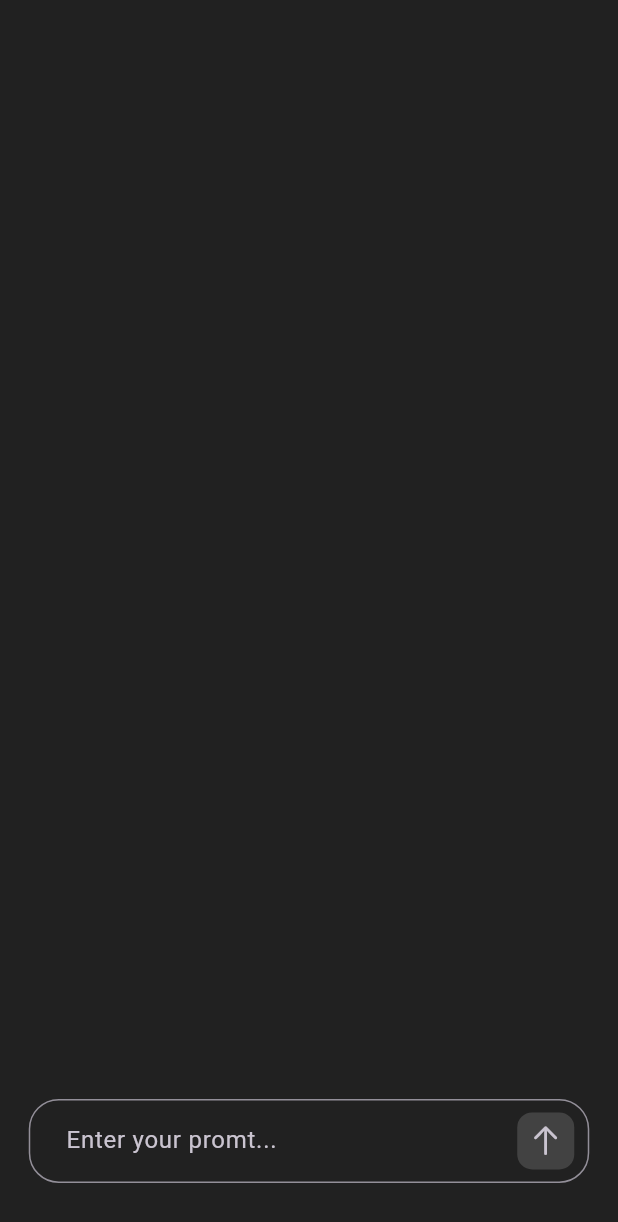
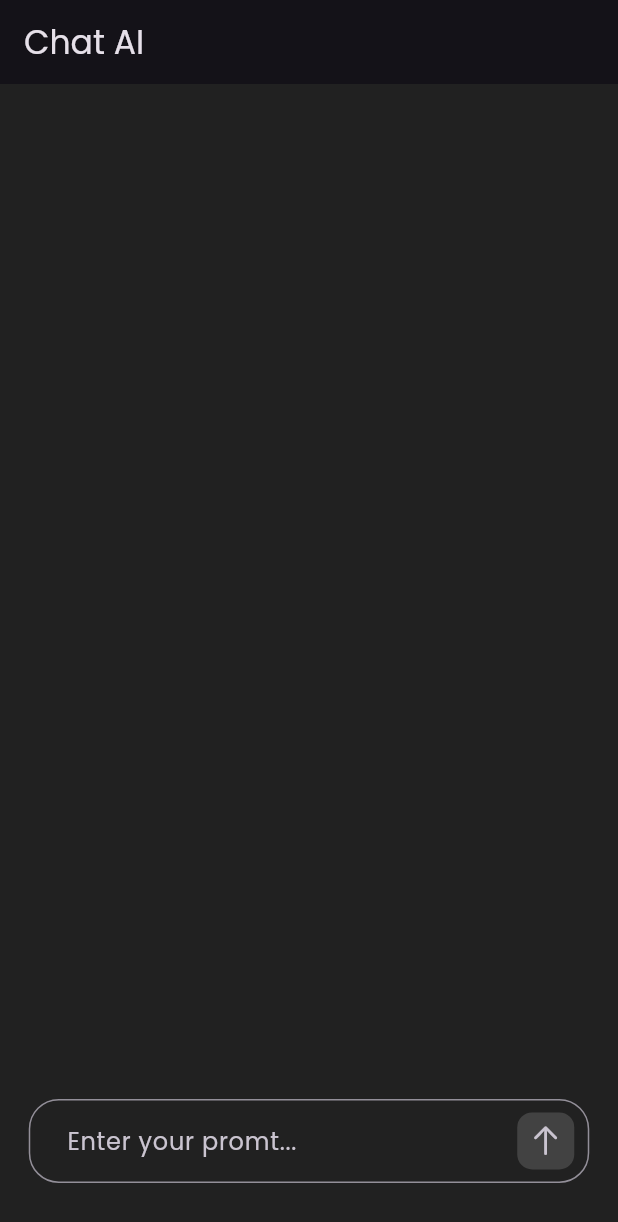
Before and after one commit to diwashrai469/chat_ai, a Flutter app: the screen it shows after launch, on a phone screen of 412 x 824 dp. Shown: the top 1222 px of the screen. Run offline on Flutter 3.47's test engine with Material 3 defaults, Android fonts, the phone set to English and light mode, and no system bars; our stand-ins replace bloc, dartz, dio, flutter_bloc, flutter_screenutil, lottie and 1 more.

Commit message:
chat ai sucess

```diff
--- /dev/null
+++ b/lib/common/utils/constant.dart
@@ -0,0 +1,4 @@
+import 'package:flutter/material.dart';
+
+const api_key = "AIzaSyBEpdwqkQY0yapB1jmeOJJgkfLmfPO1luE";
+final GlobalKey<NavigatorState> navigatorKey = GlobalKey<NavigatorState>();
--- a/lib/common/widgets/k_textfield.dart
+++ b/lib/common/widgets/k_textfield.dart
@@ -1,19 +1,43 @@
+// ignore_for_file: public_member_api_docs, sort_constructors_first
+import 'package:chat_ai/features/presentation/bloc/home_bloc.dart';
 import 'package:flutter/cupertino.dart';
 import 'package:flutter/material.dart';
+import 'package:flutter_screenutil/flutter_screenutil.dart';
+import 'package:lottie/lottie.dart';
 
 class Ktextfield extends StatelessWidget {
-  const Ktextfield({super.key});
+  final HomeBloc homeBloc;
+
+  final TextEditingController? controller;
+  final void Function()? onTap;
+
+  const Ktextfield({
+    super.key,
+    this.controller,
+    this.onTap,
+    required this.homeBloc,
+  });
 
   @override
   Widget build(BuildContext context) {
     return TextField(
+      controller: controller,
       decoration: InputDecoration(
-        suffixIcon: Container(
-            margin: const EdgeInsets.only(right: 10, top: 5, bottom: 5),
-            decoration: BoxDecoration(
-                color: Colors.grey.shade800,
-                borderRadius: BorderRadius.circular(10)),
-            child: const Icon(CupertinoIcons.up_arrow)),
+        suffixIcon: GestureDetector(
+          onTap: onTap,
+          child: homeBloc.isTextGenerating
+              ? LottieBuilder.asset(
+                  "assets/loading.json",
+                  height: 50.h,
+                )
+              : Container(
+                  margin: const EdgeInsets.only(right: 10, top: 5, bottom: 5),
+                  decoration: BoxDecoration(
+                      color: Colors.grey.shade800,
+                      borderRadius: BorderRadius.circular(10)),
+                  child: const Icon(CupertinoIcons.up_arrow),
+                ),
+        ),
         hintText: "  Enter your promt...",
         border: OutlineInputBorder(
             borderRadius: BorderRadius.circular(20),
--- /dev/null
+++ b/lib/core/network_services.dart
@@ -0,0 +1,69 @@
+import 'package:dio/dio.dart';
+
+enum NetworkFailureType { message, network }
+
+class NetworkFailure extends DioException {
+  int code = 0;
+
+  @override
+  String? message = "";
+  NetworkFailureType networkFailureType = NetworkFailureType.message;
+
+  NetworkFailure(
+      {required super.requestOptions,
+      Response? response,
+      DioExceptionType type = DioExceptionType.unknown,
+      dynamic super.error,
+      this.message})
+      : super(type: type, response: response) {
+    switch (type) {
+      case DioExceptionType.cancel:
+        message = "Request Cancelled";
+        networkFailureType = NetworkFailureType.network;
+        break;
+      case DioExceptionType.unknown:
+        message = "Unable to Connect";
+        networkFailureType = NetworkFailureType.network;
+        break;
+      case DioExceptionType.receiveTimeout:
+        message = "Receive Timeout";
+        networkFailureType = NetworkFailureType.network;
+        break;
+      case DioExceptionType.sendTimeout:
+        message = "Send Timeout";
+        networkFailureType = NetworkFailureType.network;
+        break;
+      case DioExceptionType.connectionTimeout:
+        message = "Connect Timeout";
+        networkFailureType = NetworkFailureType.network;
+        break;
+
+      case DioExceptionType.badCertificate:
+        message = "Bad certificate";
+        networkFailureType = NetworkFailureType.network;
+        break;
+
+      case DioExceptionType.badResponse:
+        if (response?.data is Map<String, dynamic>) {
+          message = serializeErrors(response!.data);
+        } else {
+          message = "API didn't return JSON";
+        }
+        networkFailureType = NetworkFailureType.message;
+        break;
+      case DioExceptionType.connectionError:
+        message = "Connection error";
+        networkFailureType = NetworkFailureType.network;
+        break;
+    }
+  }
+
+  String serializeErrors(Map<String, dynamic> data) {
+    return data["error"];
+  }
+
+  @override
+  String toString() {
+    return "Network failure: Code $code, Message $message";
+  }
+}
--- /dev/null
+++ b/lib/features/data/model/previous_chat_message_model.dart
@@ -0,0 +1,55 @@
+// ignore_for_file: public_member_api_docs, sort_constructors_first
+import 'dart:convert';
+
+class PreviousChatMessageModel {
+  final String role;
+  final List<ChatPartModel> parts;
+
+  PreviousChatMessageModel({required this.role, required this.parts});
+
+  Map<String, dynamic> toMap() {
+    return <String, dynamic>{
+      'role': role,
+      'parts': parts.map((x) => x.toMap()).toList(),
+    };
+  }
+
+  factory PreviousChatMessageModel.fromMap(Map<String, dynamic> map) {
+    return PreviousChatMessageModel(
+      role: map['role'] as String,
+      parts: List<ChatPartModel>.from(
+        (map['parts'] as List<int>).map<ChatPartModel>(
+          (x) => ChatPartModel.fromMap(x as Map<String, dynamic>),
+        ),
+      ),
+    );
+  }
+
+  String toJson() => json.encode(toMap());
+
+  factory PreviousChatMessageModel.fromJson(String source) =>
+      PreviousChatMessageModel.fromMap(
+          json.decode(source) as Map<String, dynamic>);
+}
+
+class ChatPartModel {
+  final String text;
+  ChatPartModel({required this.text});
+
+  Map<String, dynamic> toMap() {
+    return <String, dynamic>{
+      'text': text,
+    };
+  }
+
+  factory ChatPartModel.fromMap(Map<String, dynamic> map) {
+    return ChatPartModel(
+      text: map['text'] as String,
+    );
+  }
+
+  String toJson() => json.encode(toMap());
+
+  factory ChatPartModel.fromJson(String source) =>
+      ChatPartModel.fromMap(json.decode(source) as Map<String, dynamic>);
+}
--- /dev/null
+++ b/lib/features/presentation/bloc/home_event.dart
@@ -0,0 +1,10 @@
+part of 'home_bloc.dart';
+
+@immutable
+sealed class HomeEvent {}
+
+class NewTextMessageGeneratEvent extends HomeEvent {
+  final String inputMessgae;
+
+  NewTextMessageGeneratEvent({required this.inputMessgae});
+}
--- /dev/null
+++ b/lib/features/presentation/bloc/home_state.dart
@@ -0,0 +1,12 @@
+part of 'home_bloc.dart';
+
+@immutable
+sealed class HomeState {}
+
+final class ChatLoadingState extends HomeState {}
+
+final class ChatSucessState extends HomeState {
+  final List<PreviousChatMessageModel> messages;
+
+  ChatSucessState({required this.messages});
+}
--- a/lib/features/presentation/view/home_view.dart
+++ b/lib/features/presentation/view/home_view.dart
@@ -1,5 +1,7 @@
 import 'package:chat_ai/common/widgets/k_textfield.dart';
+import 'package:chat_ai/features/presentation/bloc/home_bloc.dart';
 import 'package:flutter/material.dart';
+import 'package:flutter_bloc/flutter_bloc.dart';
 import 'package:flutter_screenutil/flutter_screenutil.dart';
 
 class HomeView extends StatefulWidget {
@@ -10,21 +12,99 @@ class HomeView extends StatefulWidget {
 }
 
 class _HomeViewState extends State<HomeView> {
+  ScrollController listScrollController = ScrollController();
+
+  final TextEditingController messageController = TextEditingController();
   @override
   Widget build(BuildContext context) {
+    final HomeBloc homeBloc = HomeBloc(context: context);
+
     return Scaffold(
-        body: Column(
+        appBar: AppBar(
+          title: const Text("Chat AI"),
+        ),
+        body: BlocConsumer<HomeBloc, HomeState>(
+          bloc: homeBloc,
+          listener: (context, state) {},
+          builder: (context, state) {
+            if (state is ChatSucessState) {
+              final data = state.messages;
+
+              return Column(
                 children: [
                   Expanded(
-          child: ListView(
-            children: [],
+                    child: ListView.builder(
+                      controller: listScrollController,
+                      physics: const BouncingScrollPhysics(),
+                      itemCount: data.length,
+                      itemBuilder: (context, index) {
+                        return Container(
+                          margin: const EdgeInsets.all(8),
+                          padding: const EdgeInsets.symmetric(
+                              horizontal: 15, vertical: 10),
+                          decoration: BoxDecoration(
+                              borderRadius: BorderRadius.circular(10),
+                              color: Colors.grey.shade700.withOpacity(0.3)),
+                          child: Column(
+                            crossAxisAlignment: CrossAxisAlignment.start,
+                            children: [
+                              data[index].role == "user"
+                                  ? const Text(
+                                      "User :",
+                                      style: TextStyle(
+                                          fontWeight: FontWeight.bold),
+                                    )
+                                  : const Text(
+                                      "AI :",
+                                      style: TextStyle(
+                                          fontWeight: FontWeight.bold),
+                                    ),
+                              SizedBox(
+                                height: 10.h,
+                              ),
+                              Text(
+                                data[index].parts.first.text,
+                                style: const TextStyle(
+                                    fontWeight: FontWeight.w500),
+                              ),
+                            ],
+                          ),
+                        );
+                      },
                     ),
                   ),
                   Padding(
-          padding: EdgeInsets.symmetric(vertical: 40.h, horizontal: 20.w),
-          child: Ktextfield(),
+                    padding: EdgeInsets.only(
+                        bottom: 40.h, top: 15, left: 20.w, right: 20.w),
+                    child: Ktextfield(
+                      homeBloc: homeBloc,
+                      controller: messageController,
+                      onTap: () {
+                        if ((messageController.text.isNotEmpty)) {
+                          homeBloc.add(
+                            NewTextMessageGeneratEvent(
+                                inputMessgae: messageController.text),
+                          );
+                          if (listScrollController.hasClients) {
+                            listScrollController.animateTo(
+                              listScrollController.position.maxScrollExtent *
+                                  1.005,
+                              curve: Curves.easeOut,
+                              duration: const Duration(milliseconds: 500),
+                            );
+                          }
+
+                          messageController.clear();
+                        }
+                      },
+                    ),
                   )
                 ],
+              );
+            } else {
+              return const SizedBox();
+            }
+          },
         ));
   }
 }
--- a/lib/main.dart
+++ b/lib/main.dart
@@ -1,3 +1,4 @@
+import 'package:chat_ai/common/utils/constant.dart';
 import 'package:chat_ai/features/presentation/view/home_view.dart';
 import 'package:flutter/material.dart';
 import 'package:flutter_screenutil/flutter_screenutil.dart';
@@ -17,8 +18,10 @@ class MyApp extends StatelessWidget {
       splitScreenMode: true,
       builder: (_, child) {
         return MaterialApp(
+          navigatorKey: navigatorKey,
           debugShowCheckedModeBanner: false,
           theme: ThemeData(
+              fontFamily: "Poppins",
               brightness: Brightness.dark,
               scaffoldBackgroundColor: Colors.grey.shade900),
           home: child,
```
Also changed, not shown: lib/common/widgets/k_toast.dart (added, +82 -0 lines), lib/core/toast_services.dart (added, +30 -0 lines), lib/features/data/model/chat_messages_response_model.dart (added, +83 -0 lines), lib/features/data/repository/home_repository.dart (added, +25 -0 lines), lib/features/data/services/home_services.dart (added, +42 -0 lines), lib/features/presentation/bloc/home_bloc.dart (added, +60 -0 lines), pubspec.yaml (+10 -17 lines), fonts/Poppins-Regular.ttf (added), pubspec.lock. Lines whose indentation alone changed are shown as unchanged.
